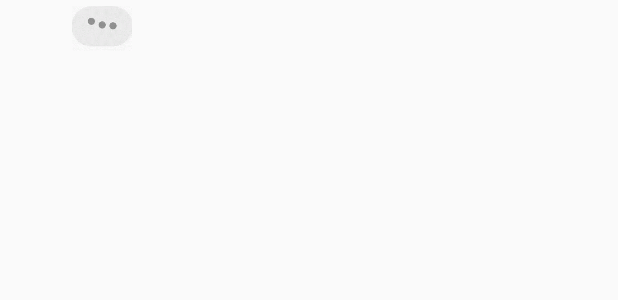
After one commit to kevinmu4587/Messages2, an Android app: the layout typing_message.xml on its own in the app's theme, with its tools: preview values and no code run, on a phone screen of 412 x 824 dp. The commit adds this screen. Shown: the top 300 px of the screen. Run offline under Robolectric (Android 15) with nearby library versions, the phone set to English and light mode, and no system bars.

Commit message:
working on typing anim

```diff
--- a/app/build.gradle
+++ b/app/build.gradle
@@ -59,4 +59,5 @@ dependencies {
     // other dependencies
     implementation "com.google.android.material:material:1.5.0-alpha02"
     implementation 'com.google.code.gson:gson:2.8.7'
+    implementation 'pl.droidsonroids.gif:android-gif-drawable:1.2.17'
 }
--- a/app/src/main/java/kevin/android/texts/MainActivity.java
+++ b/app/src/main/java/kevin/android/texts/MainActivity.java
@@ -29,8 +29,8 @@ public class MainActivity extends AppCompatActivity {
         // load the GameManager key decisions from shared preferences
         Gson gson = new Gson();
         SharedPreferences sharedPref = getSharedPreferences("MyPreference", Context.MODE_PRIVATE);
-        SharedPreferences.Editor editor = sharedPref.edit();
         String json = sharedPref.getString("MyHashMap", null);
+        GameManager.setFirstRun(sharedPref.getBoolean("firstRun", true));
         if (json != null) {
             Type myType = new TypeToken<Map<String, Integer>>() {}.getType();
             Map<String, Integer> keyChoices = gson.fromJson(json, myType);
@@ -46,6 +46,7 @@ public class MainActivity extends AppCompatActivity {
         SharedPreferences sharedPref = getSharedPreferences("MyPreference", Context.MODE_PRIVATE);
         SharedPreferences.Editor editor = sharedPref.edit();
         editor.putString("MyHashMap", new Gson().toJson(GameManager.getKeyChoices()));
+        editor.putBoolean("firstRun", GameManager.isFirstRun());
         editor.apply();
         Log.e(TAG, "Saved " + GameManager.getKeyChoices().size() + " key decisions to shared preferences");
     }
--- a/app/src/main/java/kevin/android/texts/Message/ChatFragment.java
+++ b/app/src/main/java/kevin/android/texts/Message/ChatFragment.java
@@ -41,6 +41,8 @@ import kevin.android.texts.Utils;
 public class ChatFragment extends Fragment implements View.OnClickListener, Dialog.DialogListener {
     private MessageViewModel messageViewModel;
     private SharedViewModel sharedViewModel;
+    private MessageAdapter adapter = null;
+
     private Button sendButton;
     private EditText chatBox;
     private PlayRunnable playRunnable;
@@ -79,7 +81,7 @@ public class ChatFragment extends Fragment implements View.OnClickListener, Dial
         RecyclerView recyclerView = view.findViewById(R.id.chat_recycler_view);
         recyclerView.setLayoutManager(new LinearLayoutManager(getActivity()));
         recyclerView.setHasFixedSize(true);
-        final MessageAdapter adapter = new MessageAdapter();
+        adapter = new MessageAdapter();
         recyclerView.setAdapter(adapter);
 
         // for updating the shared ViewModel
@@ -276,7 +278,9 @@ public class ChatFragment extends Fragment implements View.OnClickListener, Dial
                     }
                     String type = nextMessage.getType();
                     if (type.equals("npc") && !state.equals("choose")) {
+                        adapter.startTypingAnim();
                         sleep(2000);
+                        adapter.stopTypingAnim();
 //                        Log.e(TAG, "npc message: " + nextMessage.getContent()[0] + " , adding now.");
 //                        if (nextMessage.getContent().length > 1) {
 //                            nextMessage.setChoice(lastPlayerChoice);
--- /dev/null
+++ b/app/src/main/res/layout/typing_message.xml
@@ -0,0 +1,25 @@
+<?xml version="1.0" encoding="utf-8"?>
+<androidx.constraintlayout.widget.ConstraintLayout xmlns:android="http://schemas.android.com/apk/res/android"
+    xmlns:app="http://schemas.android.com/apk/res-auto"
+    xmlns:tools="http://schemas.android.com/tools"
+    android:layout_width="match_parent"
+    android:layout_height="wrap_content">
+
+    <ImageView
+        android:id="@+id/typing_msg_profile_picture"
+        android:layout_width="32dp"
+        android:layout_height="32dp"
+        android:layout_marginStart="8dp"
+        app:layout_constraintBottom_toBottomOf="parent"
+        app:layout_constraintStart_toStartOf="parent"
+        app:layout_constraintTop_toTopOf="parent" />
+
+    <pl.droidsonroids.gif.GifImageView
+        android:layout_width="55dp"
+        android:layout_height="34dp"
+        android:paddingTop="4dp"
+        android:src="@drawable/typing_dots"
+        app:layout_constraintBottom_toBottomOf="parent"
+        app:layout_constraintStart_toEndOf="@+id/typing_msg_profile_picture"
+        app:layout_constraintTop_toTopOf="parent" />
+</androidx.constraintlayout.widget.ConstraintLayout>
```
Also changed, not shown: app/src/main/java/kevin/android/texts/Conversations/ConversationFragment.java (+20 -15 lines), app/src/main/java/kevin/android/texts/GameManager.java (+9 -27 lines), app/src/main/java/kevin/android/texts/Message/MessageAdapter.java (+51 -11 lines), app/src/main/res/drawable/typing_dots.gif (added), 1 other file.
